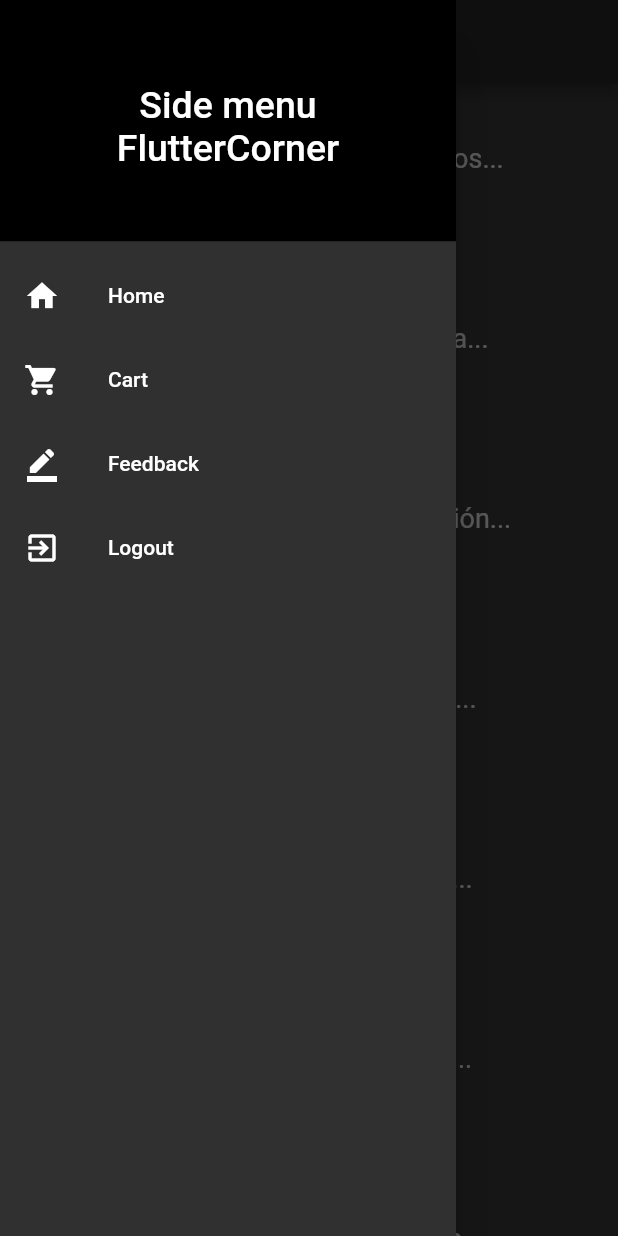
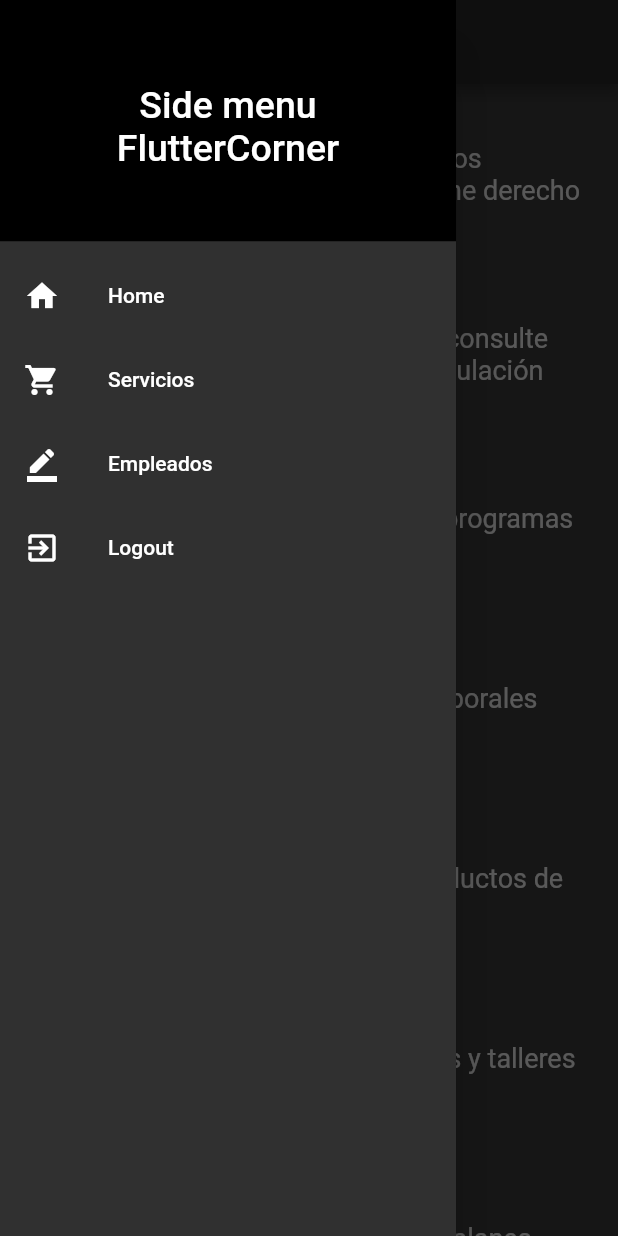
Before and after one commit to juan5d/confametapp, a Flutter app: the ServicePage screen opened directly, with the side drawer open, on a phone screen of 412 x 824 dp. Run offline on Flutter 3.47's test engine with Material 2 defaults, Android fonts, the phone set to English and light mode, and no system bars.

Commit message:
Ajustes de datos

```diff
--- a/lib/provider/ServicesProvider.dart
+++ b/lib/provider/ServicesProvider.dart
@@ -7,35 +7,37 @@ class ServicesProvider {
   final List<ServiceItemModel> itemsModel = [
     ServiceItemModel(
         name: "Subsidios",
-        description: "Descripción de Subsidios...",
+        description:
+            "Consulte el estado de los subsidios a los que tiene derecho",
         srcLogo: "assets/img/Subsidy.png"),
     ServiceItemModel(
         name: "Vivienda",
-        description: "Descripción de Vivienda...",
+        description:
+            "Conozca el proceso o consulte información de su postulación",
         srcLogo: "assets/img/House.png"),
     ServiceItemModel(
         name: "Educación",
-        description: "Descripción de Educación...",
+        description: "Consulte los cursos y programas de formación",
         srcLogo: "assets/img/Education.png"),
     ServiceItemModel(
         name: "Empleo",
-        description: "Descripción de Empleo...",
+        description: "Consulte las ofertas laborales disponibles",
         srcLogo: "assets/img/Job.png"),
     ServiceItemModel(
         name: "Crédito",
-        description: "Descripción de Crédito...",
+        description: "Consulte y solicite productos de crédito",
         srcLogo: "assets/img/Credit.png"),
     ServiceItemModel(
         name: "Cultura",
-        description: "Descripción de Cultura...",
+        description: "Consulte los concursos y talleres culturales",
         srcLogo: "assets/img/Culture.png"),
     ServiceItemModel(
         name: "Turismo",
-        description: "Descripción de Turismo...",
+        description: "Consulte los centros y planes turisticos",
         srcLogo: "assets/img/Tourism.png"),
     ServiceItemModel(
         name: "Recreación",
-        description: "Descripción de Recreación...",
+        description: "Consulte los programas y centros recreativos",
         srcLogo: "assets/img/Recreation.png"),
   ];
 
--- a/lib/widget/MenuBar.dart
+++ b/lib/widget/MenuBar.dart
@@ -1,5 +1,6 @@
 import 'package:flutter/material.dart';
 import 'package:proyect/HomePage.dart';
+import 'package:proyect/page/RegEmplePage.dart';
 import 'package:proyect/page/ServicePage.dart';
 
 class MenuBar extends StatelessWidget {
@@ -33,7 +34,7 @@ class MenuBar extends StatelessWidget {
           ),
           ListTile(
             leading: Icon(Icons.shopping_cart),
-            title: Text('Cart'),
+            title: Text('Servicios'),
             onTap: () => {
               Navigator.of(context).pop(),
               Navigator.push(
@@ -44,8 +45,14 @@ class MenuBar extends StatelessWidget {
           ),
           ListTile(
             leading: Icon(Icons.border_color),
-            title: Text('Feedback'),
-            onTap: () => {Navigator.of(context).pop()},
+            title: Text('Empleados'),
+            onTap: () {
+              Navigator.of(context).pop();
+              Navigator.push(
+                context,
+                MaterialPageRoute(builder: (context) => RegEmplePage()),
+              );
+            },
           ),
           ListTile(
             leading: Icon(Icons.exit_to_app),
```
